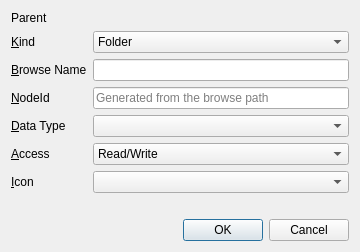
Qt form src/ui/dialogs/addnodedialog.ui (sanny32/OpenUaSim) before a commit.
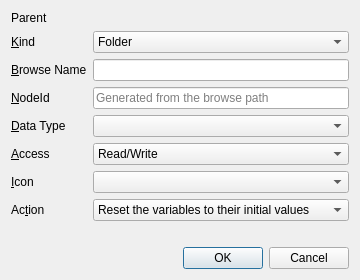
The same form after that commit.

Commit message:
Add Reset and SetValue methods to folders and objects
Add Node creates a method below a folder or object. Reset sets the
variables next to it to their initial values; SetValue(name, value)
parses the value as the named variable's data type and sets it. Both
return a result text, log the call and refresh the shown values.

```diff
--- a/src/ui/dialogs/addnodedialog.ui
+++ b/src/ui/dialogs/addnodedialog.ui
@@ -141,6 +141,30 @@
      <item row="6" column="1">
       <widget class="QComboBox" name="iconCombo"/>
      </item>
+     <item row="7" column="0">
+      <widget class="QLabel" name="actionLabel">
+       <property name="text">
+        <string>Ac&amp;tion</string>
+       </property>
+       <property name="buddy">
+        <cstring>actionCombo</cstring>
+       </property>
+      </widget>
+     </item>
+     <item row="7" column="1">
+      <widget class="QComboBox" name="actionCombo">
+       <item>
+        <property name="text">
+         <string>Reset the variables to their initial values</string>
+        </property>
+       </item>
+       <item>
+        <property name="text">
+         <string>Set a variable: SetValue(name, value)</string>
+        </property>
+       </item>
+      </widget>
+     </item>
     </layout>
    </item>
    <item>
```
Left out of the diff: 5 changed lines with no effect on the pictures. The commit also changes 21 other files.
